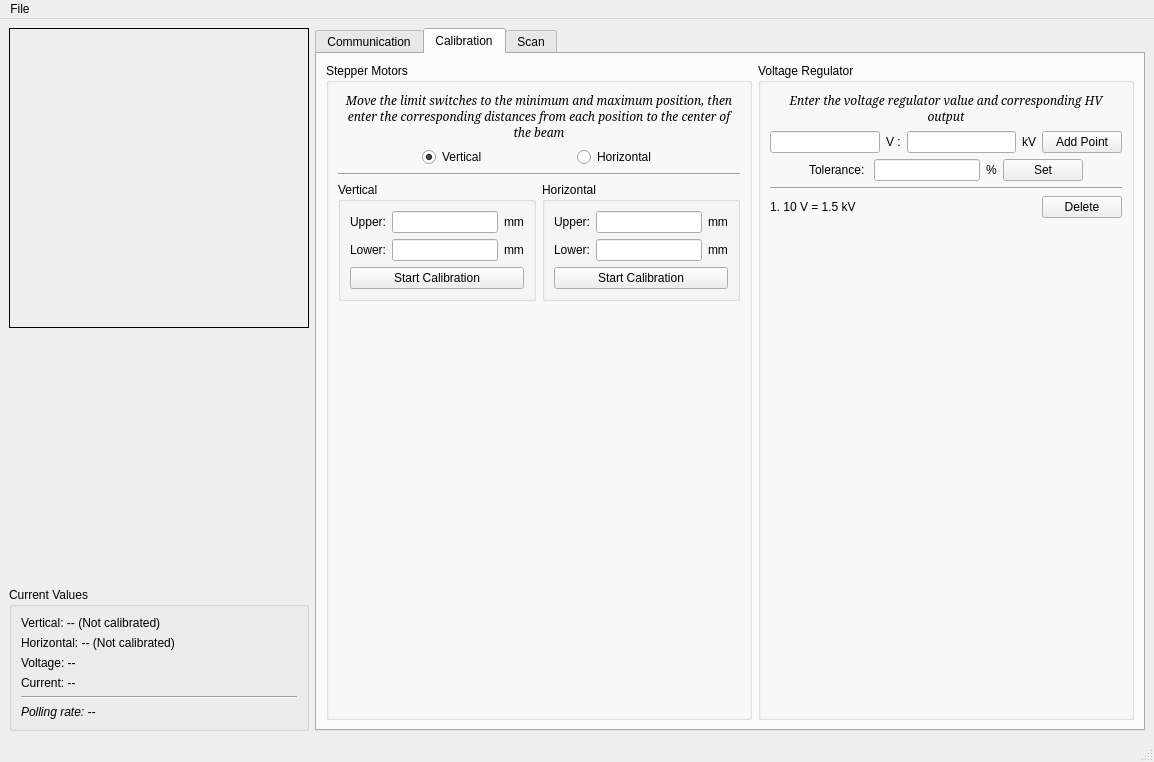
Above: designer/MainWindow.ui from DanielWinklehner/emittance-scanner-daq before the change. Below: the same form after it.
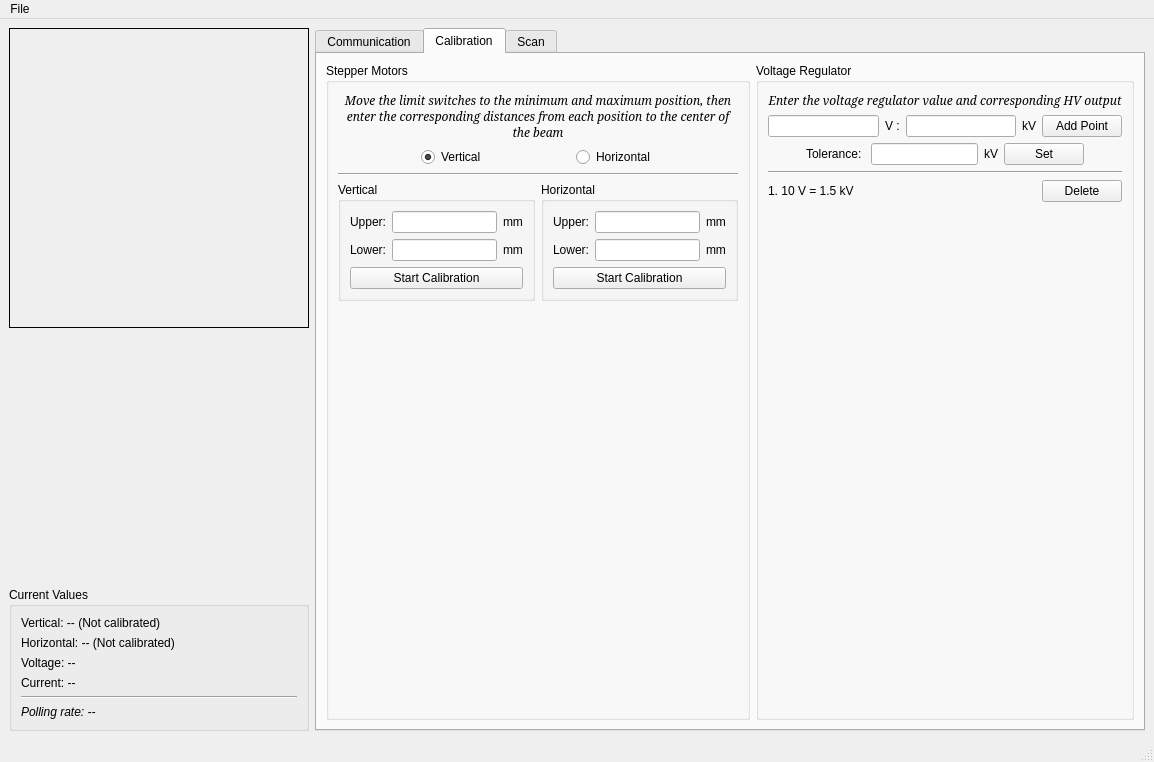
That is the form after the change. The open tabs and pages were chosen to show the change. Icons and pictures are not drawn.

Commit message: calibration uses numpy linear interpolation. can also use >2 points

```diff
--- a/designer/MainWindow.ui
+++ b/designer/MainWindow.ui
@@ -833,7 +833,7 @@
              <item>
               <widget class="QLabel" name="label_41">
                <property name="text">
-                <string>%</string>
+                <string>kV</string>
                </property>
               </widget>
              </item>
```
The commit also changes 1 other file.
